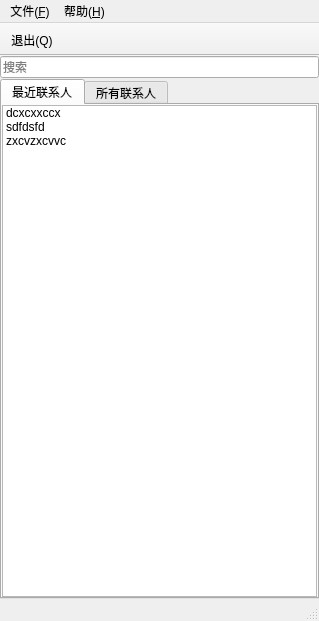
First picture: the form in client/src/ui/mainwindow.ui, repository abomb4/biye, before the edit.
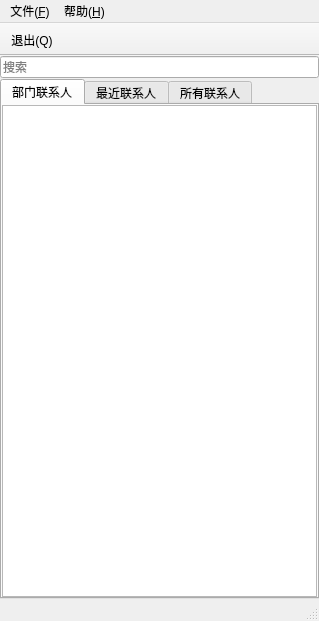
Second picture: the form after the edit. Icons and pictures are not drawn.

```diff
--- a/client/src/ui/mainwindow.ui
+++ b/client/src/ui/mainwindow.ui
@@ -66,6 +66,28 @@
       <property name="tabBarAutoHide">
        <bool>false</bool>
       </property>
+      <widget class="QWidget" name="tab_department">
+       <attribute name="title">
+        <string>部门联系人</string>
+       </attribute>
+       <layout class="QVBoxLayout" name="verticalLayout_3">
+        <property name="leftMargin">
+         <number>0</number>
+        </property>
+        <property name="topMargin">
+         <number>0</number>
+        </property>
+        <property name="rightMargin">
+         <number>0</number>
+        </property>
+        <property name="bottomMargin">
+         <number>0</number>
+        </property>
+        <item>
+         <widget class="QListWidget" name="listWidget_2"/>
+        </item>
+       </layout>
+      </widget>
       <widget class="QWidget" name="tab_recent">
        <attribute name="title">
         <string>最近联系人</string>
@@ -84,35 +106,7 @@
          <number>0</number>
         </property>
         <item>
-         <widget class="QListWidget" name="listWidget">
-          <item>
-           <property name="text">
-            <string extracomment="财务部">dcxcxxccx</string>
-           </property>
-           <property name="icon">
-            <iconset resource="../icons.qrc">
-             <normaloff>:/ui/icons/im-user-online.svg</normaloff>:/ui/icons/im-user-online.svg</iconset>
-           </property>
-          </item>
-          <item>
-           <property name="text">
-            <string>sdfdsfd</string>
-           </property>
-           <property name="icon">
-            <iconset resource="../icons.qrc">
-             <normaloff>:/ui/icons/im-user.svg</normaloff>:/ui/icons/im-user.svg</iconset>
-           </property>
-          </item>
-          <item>
-           <property name="text">
-            <string>zxcvzxcvvc</string>
-           </property>
-           <property name="icon">
-            <iconset resource="../icons.qrc">
-             <normaloff>:/ui/icons/im-user.svg</normaloff>:/ui/icons/im-user.svg</iconset>
-           </property>
-          </item>
-         </widget>
+         <widget class="QListWidget" name="listWidget"/>
         </item>
        </layout>
       </widget>
```
Left out of the diff: 7 changed lines with no effect on the pictures.
